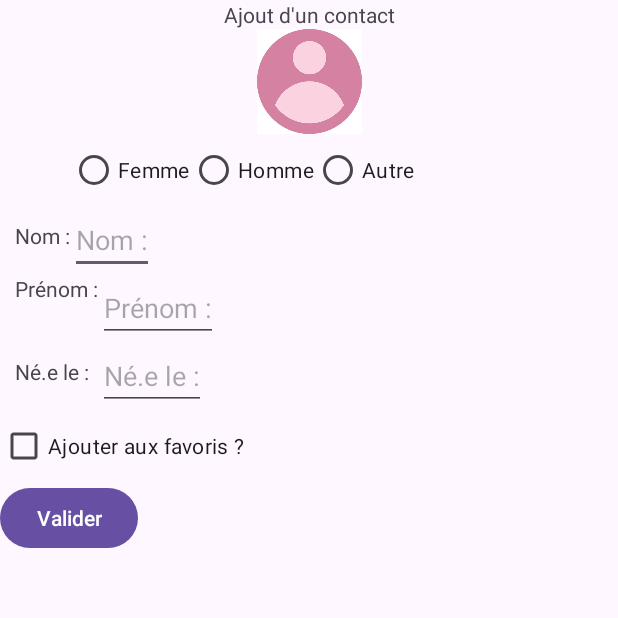
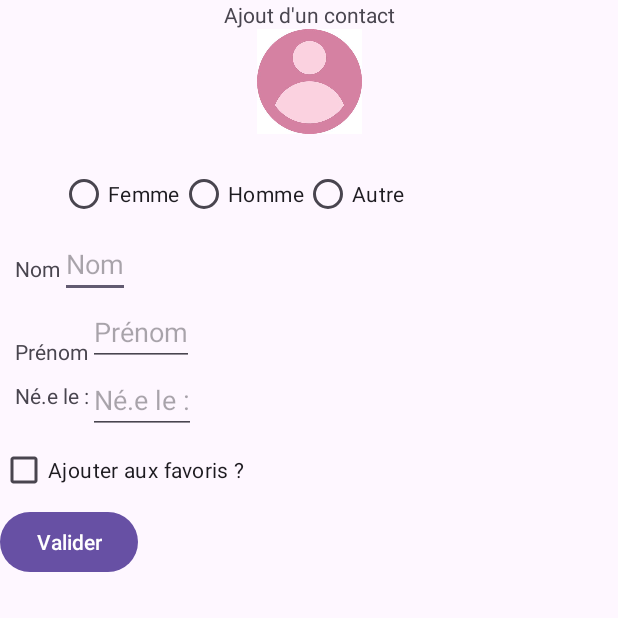
Before and after one commit to fasquelt/Kotlin_TP1, an Android app: the AjoutContact screen opened directly, with no data from a screen before it, on a phone screen of 412 x 824 dp, the top half of it. Run offline under Robolectric (Android 15) with nearby library versions, the phone set to English and light mode, and no system bars.

Commit message:
Mise en page du formulaire

```diff
--- a/app/src/main/res/layout/activity_ajout.xml
+++ b/app/src/main/res/layout/activity_ajout.xml
@@ -70,7 +70,7 @@
         android:text="@string/nom"
         app:layout_constraintStart_toStartOf="parent"
         app:layout_constraintHeight="wrap_content"
-        app:layout_constraintTop_toBottomOf="@id/genre" />
+        app:layout_constraintBottom_toBottomOf="@id/input1" />
 
     <com.google.android.material.textfield.TextInputEditText
         android:id="@+id/input1"
@@ -93,7 +93,7 @@
         app:layout_constraintEnd_toStartOf="@id/input2"
         app:layout_constraintStart_toStartOf="@+id/nom"
         app:layout_constraintHeight="wrap_content"
-        app:layout_constraintTop_toTopOf="@id/input2" />
+        app:layout_constraintBottom_toBottomOf="@id/input2" />
 
     <com.google.android.material.textfield.TextInputEditText
         android:id="@+id/input2"
--- a/app/src/main/res/values/strings.xml
+++ b/app/src/main/res/values/strings.xml
@@ -1,7 +1,7 @@
 <resources>
     <string name="app_name">TP n°1</string>
-    <string name="nom">Nom :</string>
-    <string name="pre">Prénom :</string>
+    <string name="nom">Nom </string>
+    <string name="pre">Prénom </string>
     <string name="ddn"> Né.e le : </string>
     <string name="genre"> Genre </string>
     <string name="h"> Homme </string>
```
